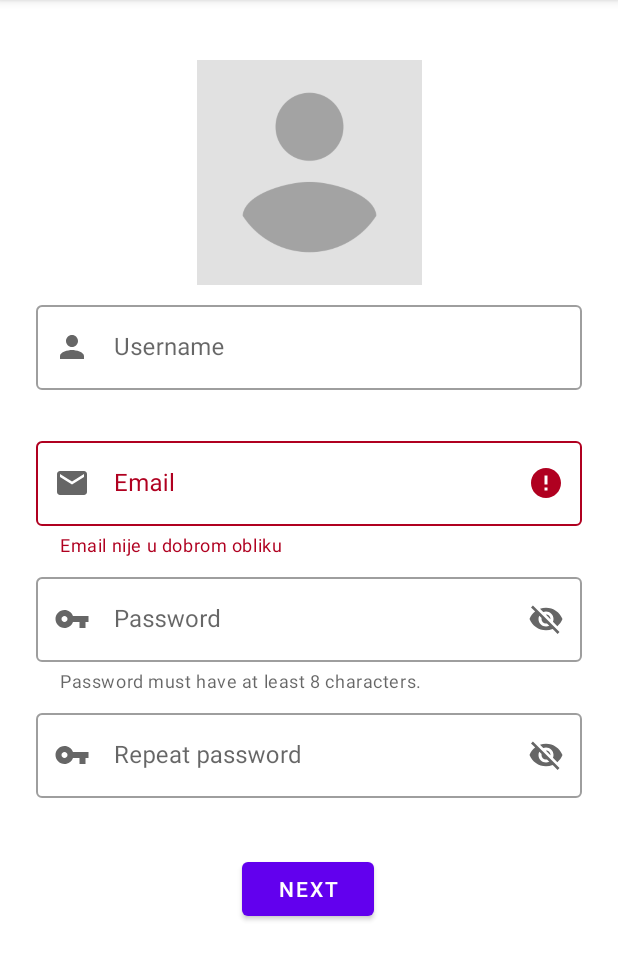
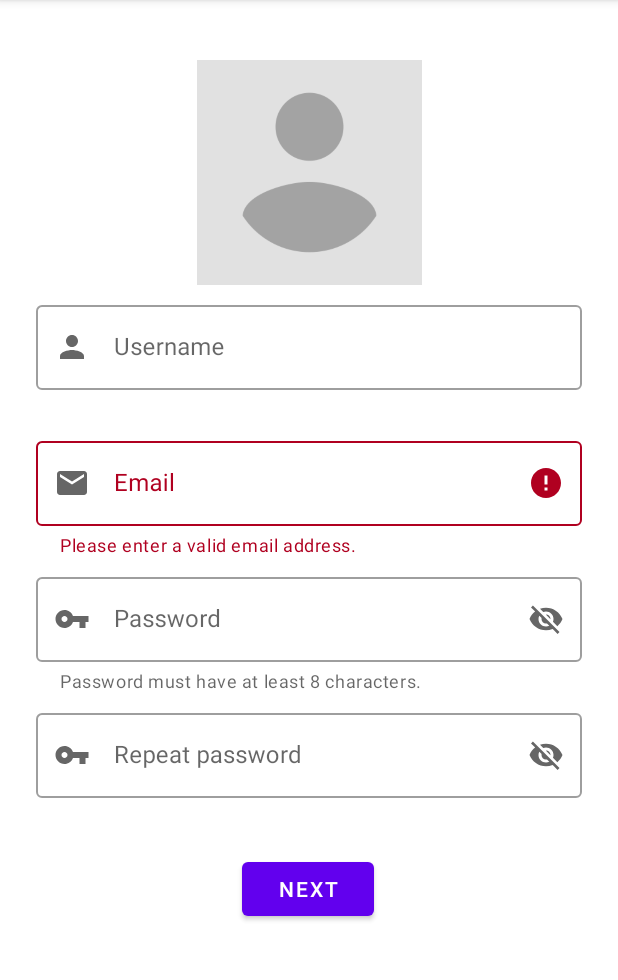
Before and after one commit to andelajakovic/Tindroom, an Android app: the RegistrationFragment screen opened through its navigation route, after a tap on "NEXT", on a phone screen of 412 x 824 dp, the part 84-1064 px from its top. Run offline under Robolectric (Android 15) with nearby library versions, the phone set to English and light mode, and no system bars; our stand-ins replace Firebase (no records; nobody signed in at launch, a user with empty details on screens opened directly).

Commit message:
Added translatable error messages

```diff
--- a/app/src/main/java/com/example/tindroom/ui/prelogin/LoginFragment.java
+++ b/app/src/main/java/com/example/tindroom/ui/prelogin/LoginFragment.java
@@ -110,7 +110,7 @@ public class LoginFragment extends Fragment {
                     FirebaseUser user = mAuth.getCurrentUser();
                     navigateToHomeActivity(rootView);
                 } else {
-                    Toast.makeText(getActivity(), "Krivo korisničko ime ili zaporka", Toast.LENGTH_LONG).show();
+                    Toast.makeText(getActivity(), getResources().getString(R.string.incorrect_email_or_password), Toast.LENGTH_LONG).show();
                 }
             }
         });
--- a/app/src/main/java/com/example/tindroom/ui/prelogin/RegistrationFragment.java
+++ b/app/src/main/java/com/example/tindroom/ui/prelogin/RegistrationFragment.java
@@ -27,9 +27,9 @@ public class RegistrationFragment extends Fragment {
     private View rootView;
     Button registrationConfirm;
 
-    private TextInputLayout passwordInput, passwordAgainInput, usernameInput, emailInput;
-    private TextInputEditText passwordEditText, passwordAgainEditText, usernameEditText, emailEditText;
-    private String email, password, passwordAgain,  username;
+    private TextInputLayout passwordInput, repeatPasswordInput, usernameInput, emailInput;
+    private TextInputEditText passwordEditText, repeatPasswordEditText, usernameEditText, emailEditText;
+    private String email, password, repeatPassword,  username;
     static boolean flag = false;
 
     private FirebaseAuth mAuth;
@@ -71,8 +71,8 @@ public class RegistrationFragment extends Fragment {
         passwordEditText = rootView.findViewById(R.id.passwordEditText);
         passwordInput = rootView.findViewById(R.id.passwordInput);
 
-        passwordAgainEditText = rootView.findViewById(R.id.repeatPasswordEditText);
-        passwordAgainInput = rootView.findViewById(R.id.repeatPasswordInput);
+        repeatPasswordEditText = rootView.findViewById(R.id.repeatPasswordEditText);
+        repeatPasswordInput = rootView.findViewById(R.id.repeatPasswordInput);
 
         usernameInput = rootView.findViewById(R.id.usernameInput);
         usernameEditText = rootView.findViewById(R.id.usernameEditText);
@@ -100,7 +100,7 @@ public class RegistrationFragment extends Fragment {
     private boolean checkRegisterForm(){
         email = emailEditText.getText().toString();
         password = passwordEditText.getText().toString().trim();
-        passwordAgain = passwordAgainEditText.getText().toString().trim();
+        repeatPassword = repeatPasswordEditText.getText().toString().trim();
         username = usernameEditText.getText().toString();
 
         /*if (username vec postoji u bazi){
@@ -109,20 +109,20 @@ public class RegistrationFragment extends Fragment {
         }*/
 
         if(!Patterns.EMAIL_ADDRESS.matcher(email).matches()){
-            emailInput.setError("Email nije u dobrom obliku");
+            emailInput.setError(getResources().getString(R.string.please_enter_a_valid_email_address));
             return false;
         }else if(!checkEmailExistsOrNot()){
-            emailInput.setError("Email već postoji");
+            emailInput.setError(getResources().getString(R.string.user_with_this_email_address_already_exists));
             return false;
         }
 
         if (passwordEditText.getText().length() < 8) {
-            passwordInput.setError("Zaporka mora imati najmanje 8 znakova");
+            passwordInput.setError(getResources().getString(R.string.password_must_have_at_least_eight_characters));
             return false;
         }
 
-        if (!(password.equals(passwordAgain))){
-            passwordAgainInput.setError("Zaporke se ne podudaraju");
+        if (!(password.equals(repeatPassword))){
+            repeatPasswordInput.setError(getResources().getString(R.string.passwords_do_not_match));
             return false;
         }
 
--- a/app/src/main/res/values/strings.xml
+++ b/app/src/main/res/values/strings.xml
@@ -23,14 +23,23 @@
     <string name="not_registered_yet">Not registered yet?</string>
     <string name="register_now"><u>Register now!</u></string>
     <string name="login">Login</string>
+
+    <!-- Error messages -->
+    <string name="user_with_this_email_address_already_exists">A user with this email address already exists.</string>
+    <string name="please_enter_a_valid_email_address">Please enter a valid email address.</string>
     <string name="password_must_have_at_least_eight_characters">Password must have at least 8 characters.</string>
+    <string name="passwords_do_not_match">Passwords do not match.</string>
+    <string name="incorrect_email_or_password">Incorrect email or password.</string>
+    <string name="this_field_is_mandatory">This field is mandatory.</string>
 
+    <!-- Login fragment -->
     <string name="login_fragment_email_hint" translatable="false">@string/email</string>
     <string name="login_fragment_password_hint" translatable="false">@string/password</string>
     <string name="login_fragment_login_button_label" translatable="false">@string/login</string>
     <string name="login_fragment_not_registered_yet_label" translatable="false">@string/not_registered_yet</string>
     <string name="login_fragment_register_now_label" translatable="false">@string/register_now</string>
 
+    <!-- Registration fragment -->
     <string name="registration_fragment_username_hint" translatable="false">@string/username</string>
     <string name="registration_fragment_email_hint" translatable="false">@string/email</string>
     <string name="registration_fragment_password_hint" translatable="false">@string/password</string>
@@ -38,6 +47,7 @@
     <string name="registration_fragment_password_helper_text" translatable="false">@string/password_must_have_at_least_eight_characters</string>
     <string name="registration_fragment_next_button_label" translatable="false">@string/next</string>
 
+    <!-- About you fragment -->
     <string name="about_you_fragment_male_option" translatable="false">@string/male</string>
     <string name="about_you_fragment_female_option" translatable="false">@string/female</string>
     <string name="about_you_fragment_name_hint" translatable="false">@string/name</string>
@@ -47,6 +57,7 @@
     <string name="about_you_fragment_about_you_hint" translatable="false">@string/about_you</string>
     <string name="about_you_fragment_next_button_label" translatable="false">@string/next</string>
 
+    <!-- Roommate form fragment -->
     <string name="roommate_form_fragment_roommate_gender_hint" translatable="false">@string/roommates_gender</string>
     <string name="roommate_form_fragment_have_apartment_label" translatable="false">@string/have_apartment</string>
     <string name="roommate_form_fragment_price_hint" translatable="false">@string/apartment_price</string>
@@ -55,11 +66,11 @@
     <string name="roommate_form_fragment_price_range_title" translatable="false">@string/apartment_price_limit</string>
     <string name="roommate_form_fragment_next_button_label" translatable="false">@string/next</string>
 
+    <!-- Arrays -->
     <array name="your_gender_items">
         <item>@string/male</item>
         <item>@string/female</item>
     </array>
-
     <array name="roommates_gender_items">
         <item>@string/male</item>
         <item>@string/female</item>
```
Also changed, not shown: 1 other file.
